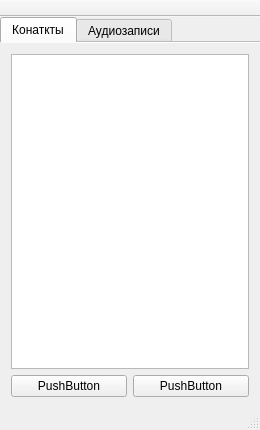
Above: mainwindow.ui from yzubchenko/VKReplica before the change. Below: the same form after it.
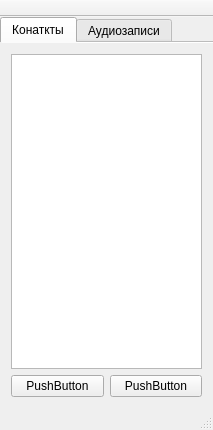
That is the form after the change.

Diff of the .ui file:
```diff
--- a/mainwindow.ui
+++ b/mainwindow.ui
@@ -6,7 +6,7 @@
    <rect>
     <x>0</x>
     <y>0</y>
-    <width>260</width>
+    <width>213</width>
     <height>430</height>
    </rect>
   </property>
```
Left out of the diff: 2 changed lines with no effect on the pictures.
